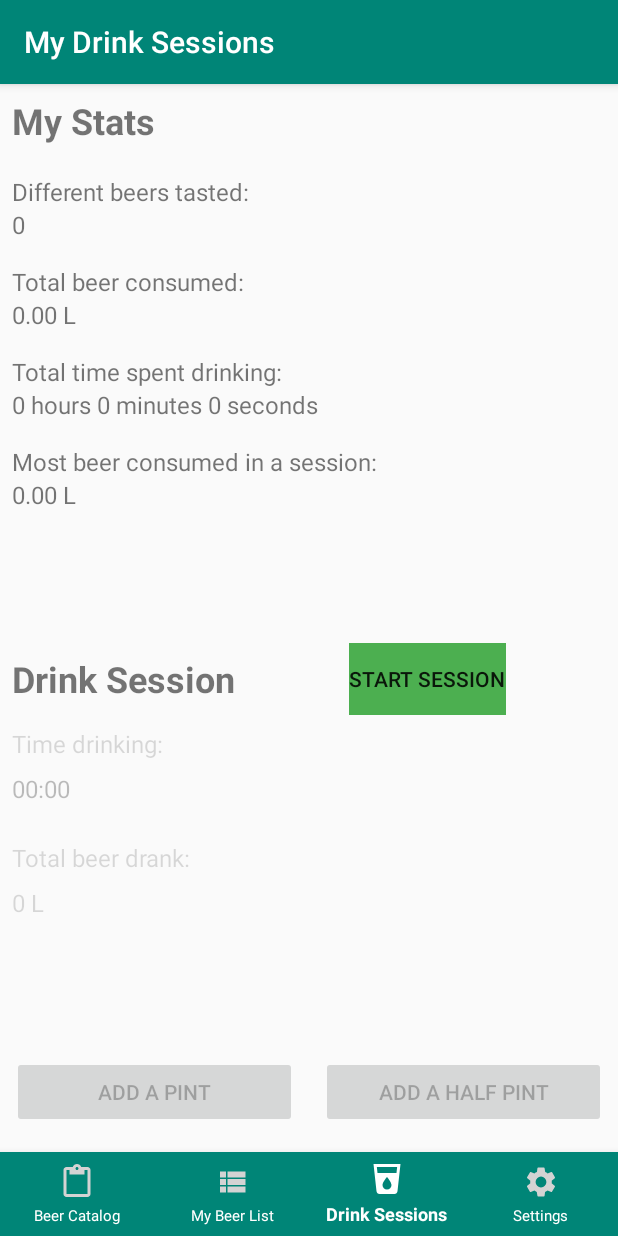
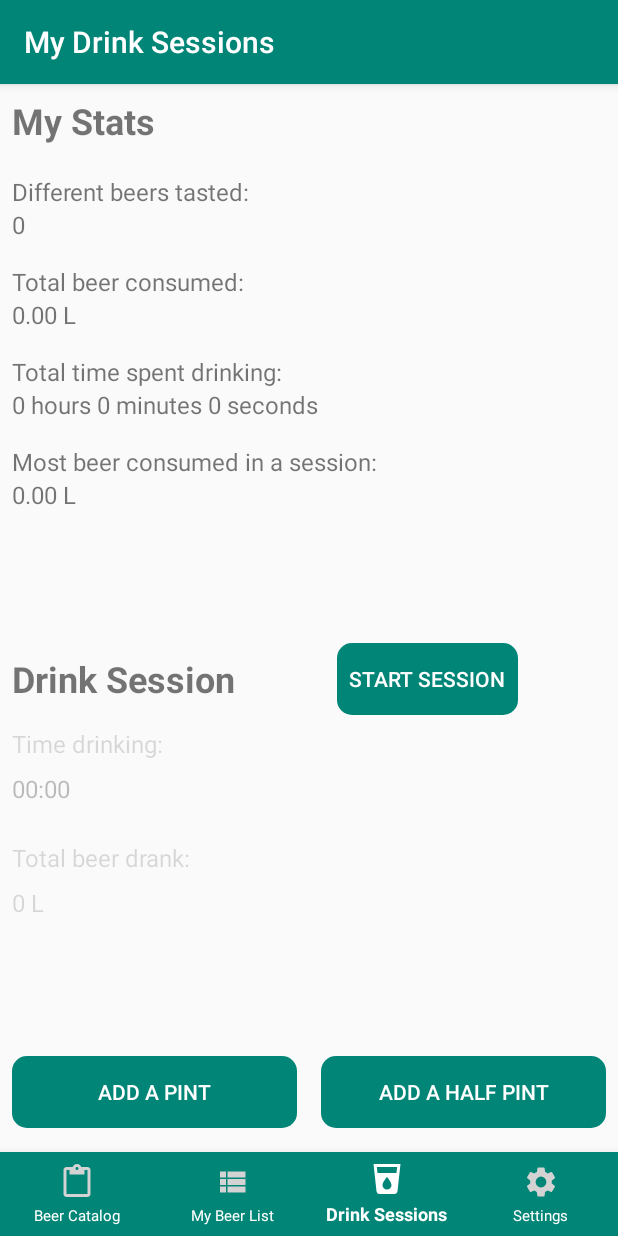
Before and after one commit to nikopetr/My-Beer-Journey, an Android app: the screen it shows after launch (MainActivity), item 3 of the bottom bar chosen, on a phone screen of 412 x 824 dp. Run offline under Robolectric (Android 15) with nearby library versions, the light colour scheme and no system bars.

Commit message:
Some styling changes on buttons

```diff
--- a/BeerApp/app/src/main/java/com/example/beerapp/DrinkSessionsFragment.java
+++ b/BeerApp/app/src/main/java/com/example/beerapp/DrinkSessionsFragment.java
@@ -134,7 +134,7 @@ public class DrinkSessionsFragment extends Fragment {
         // Change the button to show "STOP SESSION" with red background
         Button sessionButton = rootView.findViewById(R.id.startSessionButton);
         sessionButton.setText(getResources().getString(R.string.stop_session));
-        sessionButton.setBackgroundColor(Color.parseColor("#bd0000"));
+        sessionButton.setBackgroundResource(R.drawable.custom_stop_button);
         // Enable the "Time Drinking" text
         rootView.findViewById(R.id.timeDrinkingTextView).setEnabled(true);
         // Enable the "Total beer drank" text
@@ -156,7 +156,7 @@ public class DrinkSessionsFragment extends Fragment {
         // Change the button to show "START SESSION" with green background
         Button sessionButton = rootView.findViewById(R.id.startSessionButton);
         sessionButton.setText(getResources().getString(R.string.start_session));
-        sessionButton.setBackgroundColor(Color.parseColor("#4caf50"));
+        sessionButton.setBackgroundResource(R.drawable.custom_buttons);
         // Disable the "Time Drinking" text
         rootView.findViewById(R.id.timeDrinkingTextView).setEnabled(false);
         // Disable the "Total beer drank" text
--- a/BeerApp/app/src/main/res/layout/fragment_drink_sessions.xml
+++ b/BeerApp/app/src/main/res/layout/fragment_drink_sessions.xml
@@ -163,8 +163,9 @@
             android:layout_height="wrap_content"
             android:layout_marginTop="24dp"
             android:layout_marginBottom="8dp"
-            android:background="#4CAF50"
             android:text="@string/start_session"
+            android:background="@drawable/custom_buttons"
+            android:textColor="@android:color/white"
             app:layout_constraintBottom_toTopOf="@+id/sessionLinearLayout"
             app:layout_constraintEnd_toEndOf="parent"
             app:layout_constraintHorizontal_bias="0.503"
@@ -251,6 +252,8 @@
             android:layout_marginBottom="16dp"
             android:enabled="false"
             android:text="@string/add_a_pint"
+            android:background="@drawable/custom_buttons"
+            android:textColor="@android:color/white"
             app:layout_constraintBottom_toBottomOf="parent"
             app:layout_constraintEnd_toStartOf="@+id/addHalfPintButton"
             app:layout_constraintHorizontal_bias="0.5"
@@ -266,6 +269,8 @@
             android:layout_marginBottom="16dp"
             android:enabled="false"
             android:text="@string/add_a_half_pint"
+            android:background="@drawable/custom_buttons"
+            android:textColor="@android:color/white"
             app:layout_constraintBottom_toBottomOf="parent"
             app:layout_constraintEnd_toEndOf="parent"
             app:layout_constraintHorizontal_bias="0.5"
--- a/BeerApp/app/src/main/res/values/colors.xml
+++ b/BeerApp/app/src/main/res/values/colors.xml
@@ -3,4 +3,6 @@
     <color name="colorPrimary">#008577</color>
     <color name="colorPrimaryDark">#00574B</color>
     <color name="colorAccent">#D81B60</color>
+    <color name="stopSessionRed">#bd0000</color>
+    <color name="stopSessionRedDark">#910000</color>
 </resources>
```
